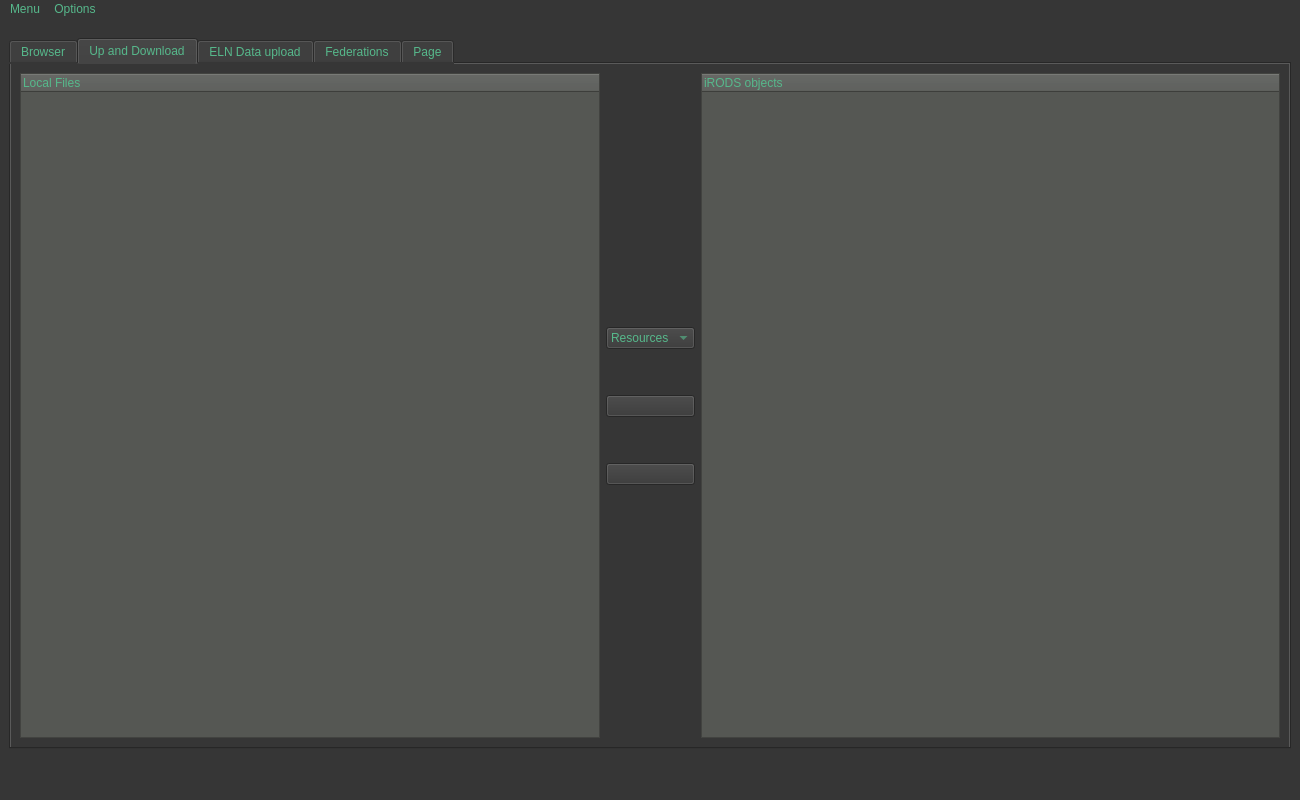
iBridges-for-iRODS/iBridges, file irods-basicGUI/ui-files/irodsBrowserMain.ui: the form before one commit.
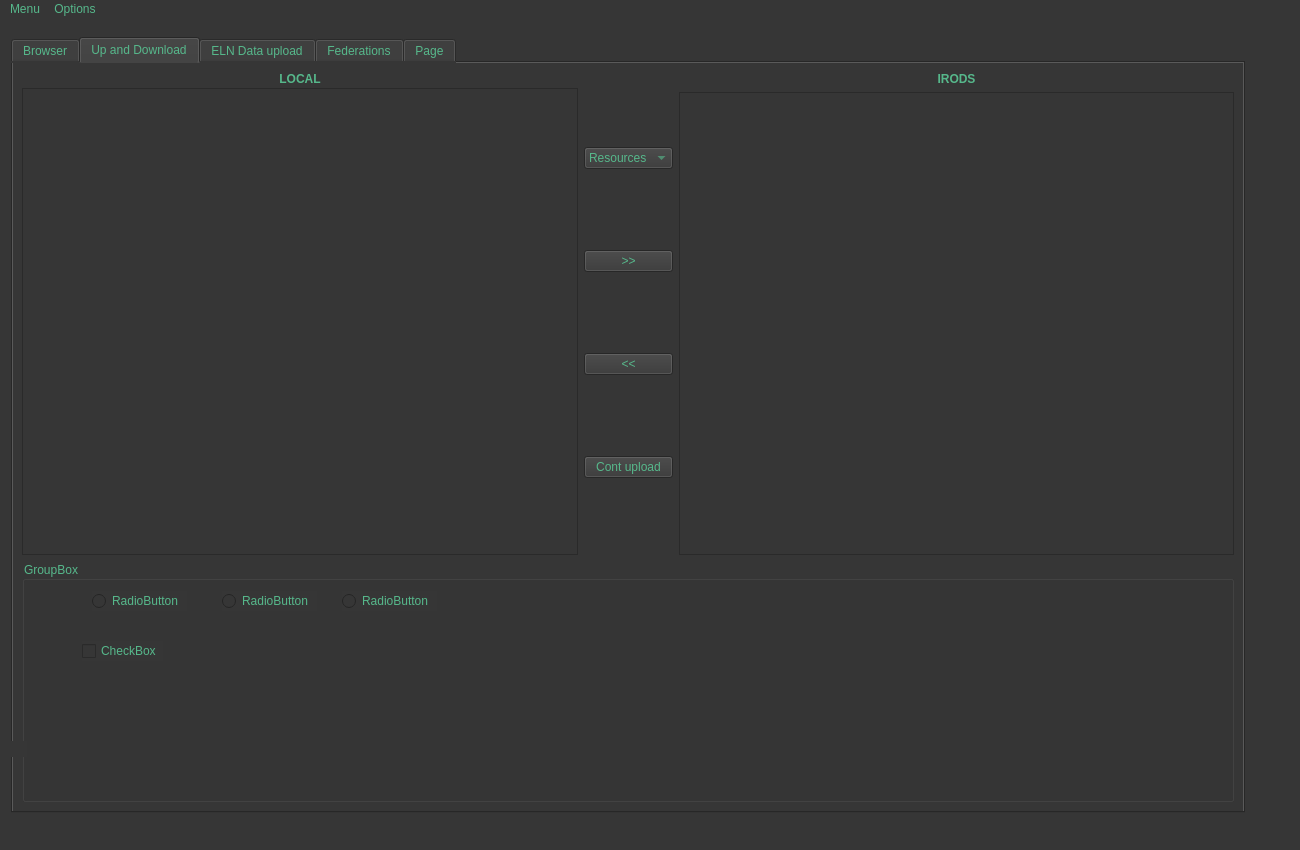
The form after the commit. The open tabs and pages were chosen to show the change. Icons and pictures are not drawn.

What changed in the file:
```diff
--- a/irods-basicGUI/ui-files/irodsBrowserMain.ui
+++ b/irods-basicGUI/ui-files/irodsBrowserMain.ui
@@ -7,7 +7,7 @@
     <x>0</x>
     <y>0</y>
     <width>1300</width>
-    <height>800</height>
+    <height>850</height>
    </rect>
   </property>
   <property name="minimumSize">
@@ -27,22 +27,15 @@
    <property name="styleSheet">
     <string notr="true">selection-background-color: rgb(58, 152, 112);</string>
    </property>
-   <layout class="QVBoxLayout" name="verticalLayout">
-    <item>
-     <spacer name="verticalSpacer_8">
-      <property name="orientation">
-       <enum>Qt::Vertical</enum>
-      </property>
-      <property name="sizeHint" stdset="0">
-       <size>
-        <width>20</width>
-        <height>40</height>
-       </size>
-      </property>
-     </spacer>
-    </item>
-    <item>
      <widget class="QTabWidget" name="tabWidget">
+    <property name="geometry">
+     <rect>
+      <x>11</x>
+      <y>18</y>
+      <width>1234</width>
+      <height>776</height>
+     </rect>
+    </property>
       <property name="minimumSize">
        <size>
         <width>600</width>
@@ -619,26 +612,75 @@
        <attribute name="title">
         <string>Up and Download</string>
        </attribute>
-       <layout class="QHBoxLayout" name="horizontalLayout_4">
+     <layout class="QVBoxLayout" name="verticalLayout_12">
         <item>
-         <widget class="QTreeWidget" name="localFsTreeWidget">
-          <property name="styleSheet">
-           <string notr="true">background-color: rgb(85, 87, 83);</string>
-          </property>
-          <column>
+       <layout class="QVBoxLayout" name="verticalLayout_10" stretch="2,1">
+        <property name="sizeConstraint">
+         <enum>QLayout::SetDefaultConstraint</enum>
+        </property>
+        <item>
+         <layout class="QHBoxLayout" name="horizontalLayout_4" stretch="1,0,1">
+          <item>
+           <layout class="QVBoxLayout" name="verticalLayout_4" stretch="0,1">
+            <property name="spacing">
+             <number>2</number>
+            </property>
+            <property name="sizeConstraint">
+             <enum>QLayout::SetDefaultConstraint</enum>
+            </property>
+            <item>
+             <widget class="QLabel" name="label_17">
+              <property name="sizePolicy">
+               <sizepolicy hsizetype="Minimum" vsizetype="Minimum">
+                <horstretch>0</horstretch>
+                <verstretch>0</verstretch>
+               </sizepolicy>
+              </property>
+              <property name="font">
+               <font>
+                <weight>75</weight>
+                <bold>true</bold>
+               </font>
+              </property>
            <property name="text">
-            <string>Local Files</string>
-           </property>
-          </column>
+               <string>LOCAL</string>
+              </property>
+              <property name="alignment">
+               <set>Qt::AlignCenter</set>
+              </property>
          </widget>
         </item>
         <item>
-         <layout class="QVBoxLayout" name="verticalLayout_6">
+             <widget class="QTreeView" name="localFsTreeView">
+              <property name="sizePolicy">
+               <sizepolicy hsizetype="Preferred" vsizetype="Preferred">
+                <horstretch>0</horstretch>
+                <verstretch>0</verstretch>
+               </sizepolicy>
+              </property>
+              <property name="editTriggers">
+               <set>QAbstractItemView::NoEditTriggers</set>
+              </property>
+              <property name="selectionMode">
+               <enum>QAbstractItemView::NoSelection</enum>
+              </property>
+              <property name="headerHidden">
+               <bool>true</bool>
+              </property>
+             </widget>
+            </item>
+           </layout>
+          </item>
           <item>
-           <spacer name="verticalSpacer_7">
+           <layout class="QVBoxLayout" name="verticalLayout_14">
+            <item>
+             <spacer name="verticalSpacer_16">
             <property name="orientation">
              <enum>Qt::Vertical</enum>
             </property>
+              <property name="sizeType">
+               <enum>QSizePolicy::Minimum</enum>
+              </property>
             <property name="sizeHint" stdset="0">
              <size>
               <width>20</width>
@@ -648,7 +690,7 @@
            </spacer>
           </item>
           <item>
-           <widget class="QComboBox" name="resourceBox">
+             <widget class="QComboBox" name="resourceBox_2">
             <item>
              <property name="text">
               <string>Resources</string>
@@ -657,7 +699,7 @@
            </widget>
           </item>
           <item>
-           <spacer name="verticalSpacer_4">
+             <spacer name="verticalSpacer_17">
             <property name="orientation">
              <enum>Qt::Vertical</enum>
             </property>
@@ -673,9 +715,9 @@
            </spacer>
           </item>
           <item>
-           <widget class="QPushButton" name="tab2UploadButton">
+             <widget class="QPushButton" name="tab2UploadButton_2">
             <property name="text">
-             <string/>
+               <string>&gt;&gt;</string>
             </property>
             <property name="icon">
              <iconset theme="all">
@@ -684,7 +726,7 @@
            </widget>
           </item>
           <item>
-           <spacer name="verticalSpacer_6">
+             <spacer name="verticalSpacer_18">
             <property name="orientation">
              <enum>Qt::Vertical</enum>
             </property>
@@ -700,17 +742,20 @@
            </spacer>
           </item>
           <item>
-           <widget class="QPushButton" name="tab2DownloadButton">
+             <widget class="QPushButton" name="tab2DownloadButton_2">
             <property name="text">
-             <string/>
+               <string>&lt;&lt;</string>
             </property>
            </widget>
           </item>
           <item>
-           <spacer name="verticalSpacer_5">
+             <spacer name="verticalSpacer_19">
             <property name="orientation">
              <enum>Qt::Vertical</enum>
             </property>
+              <property name="sizeType">
+               <enum>QSizePolicy::Minimum</enum>
+              </property>
             <property name="sizeHint" stdset="0">
              <size>
               <width>20</width>
@@ -719,19 +764,150 @@
             </property>
            </spacer>
           </item>
+            <item>
+             <widget class="QPushButton" name="tab2ContUplBut_2">
+              <property name="text">
+               <string>Cont upload</string>
+              </property>
+             </widget>
+            </item>
+            <item>
+             <spacer name="verticalSpacer_20">
+              <property name="orientation">
+               <enum>Qt::Vertical</enum>
+              </property>
+              <property name="sizeType">
+               <enum>QSizePolicy::Minimum</enum>
+              </property>
+              <property name="sizeHint" stdset="0">
+               <size>
+                <width>20</width>
+                <height>40</height>
+               </size>
+              </property>
+             </spacer>
+            </item>
          </layout>
         </item>
         <item>
-         <widget class="QTreeWidget" name="irodsFsTreeWidget">
-          <property name="styleSheet">
-           <string notr="true">background-color: rgb(85, 87, 83);</string>
-          </property>
-          <column>
+           <layout class="QVBoxLayout" name="verticalLayout_13" stretch="0,1">
+            <item>
+             <widget class="QLabel" name="label_18">
+              <property name="sizePolicy">
+               <sizepolicy hsizetype="Preferred" vsizetype="Minimum">
+                <horstretch>0</horstretch>
+                <verstretch>0</verstretch>
+               </sizepolicy>
+              </property>
+              <property name="font">
+               <font>
+                <weight>75</weight>
+                <bold>true</bold>
+               </font>
+              </property>
            <property name="text">
-            <string>iRODS objects</string>
-           </property>
-          </column>
-         </widget>
+               <string>IRODS</string>
+              </property>
+              <property name="textFormat">
+               <enum>Qt::PlainText</enum>
+              </property>
+              <property name="alignment">
+               <set>Qt::AlignCenter</set>
+              </property>
+             </widget>
+            </item>
+            <item>
+             <widget class="QTreeView" name="irodsFsTreeView_2">
+              <property name="sizePolicy">
+               <sizepolicy hsizetype="Preferred" vsizetype="Preferred">
+                <horstretch>0</horstretch>
+                <verstretch>0</verstretch>
+               </sizepolicy>
+              </property>
+              <property name="selectionMode">
+               <enum>QAbstractItemView::NoSelection</enum>
+              </property>
+              <property name="headerHidden">
+               <bool>true</bool>
+              </property>
+             </widget>
+            </item>
+           </layout>
+          </item>
+         </layout>
+        </item>
+        <item>
+         <widget class="QGroupBox" name="groupBox">
+          <property name="sizePolicy">
+           <sizepolicy hsizetype="Preferred" vsizetype="Minimum">
+            <horstretch>0</horstretch>
+            <verstretch>0</verstretch>
+           </sizepolicy>
+          </property>
+          <property name="minimumSize">
+           <size>
+            <width>0</width>
+            <height>50</height>
+           </size>
+          </property>
+          <property name="title">
+           <string>GroupBox</string>
+          </property>
+          <widget class="QRadioButton" name="radioButton">
+           <property name="geometry">
+            <rect>
+             <x>70</x>
+             <y>30</y>
+             <width>95</width>
+             <height>20</height>
+            </rect>
+           </property>
+           <property name="text">
+            <string>RadioButton</string>
+           </property>
+          </widget>
+          <widget class="QRadioButton" name="radioButton_2">
+           <property name="geometry">
+            <rect>
+             <x>200</x>
+             <y>30</y>
+             <width>95</width>
+             <height>20</height>
+            </rect>
+           </property>
+           <property name="text">
+            <string>RadioButton</string>
+           </property>
+          </widget>
+          <widget class="QRadioButton" name="radioButton_3">
+           <property name="geometry">
+            <rect>
+             <x>320</x>
+             <y>30</y>
+             <width>95</width>
+             <height>20</height>
+            </rect>
+           </property>
+           <property name="text">
+            <string>RadioButton</string>
+           </property>
+          </widget>
+          <widget class="QCheckBox" name="checkBox">
+           <property name="geometry">
+            <rect>
+             <x>60</x>
+             <y>80</y>
+             <width>81</width>
+             <height>20</height>
+            </rect>
+           </property>
+           <property name="text">
+            <string>CheckBox</string>
+           </property>
+          </widget>
+         </widget>
+        </item>
+       </layout>
         </item>
        </layout>
       </widget>
@@ -1151,9 +1327,15 @@
        </attribute>
       </widget>
      </widget>
-    </item>
-    <item>
      <widget class="QLabel" name="globalErrorLabel">
+    <property name="geometry">
+     <rect>
+      <x>11</x>
+      <y>722</y>
+      <width>16</width>
+      <height>16</height>
+     </rect>
+    </property>
       <property name="styleSheet">
        <string notr="true">color: rgb(164, 0, 0);</string>
       </property>
@@ -1161,8 +1343,6 @@
        <string/>
       </property>
      </widget>
-    </item>
-   </layout>
   </widget>
   <widget class="QMenuBar" name="menubar">
    <property name="geometry">
```
Left out of the diff: 6 changed lines with no effect on the pictures. Lines whose indentation alone changed are shown as unchanged.
